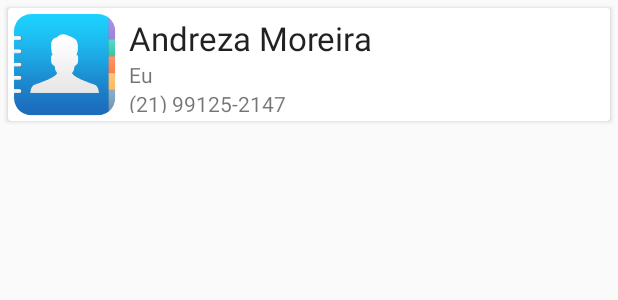
After one commit to htmlandreza/agenda-android, an Android app: the layout celula_contato.xml on its own in the app's theme, with its tools: preview values and no code run, on a phone screen of 412 x 824 dp. The commit adds this screen. Shown: the top 300 px of the screen. Run offline under Robolectric (Android 15) with nearby library versions, the phone set to English and light mode, and no system bars.

Commit message:
Criando célula  customizada

```diff
--- a/app/build.gradle
+++ b/app/build.gradle
@@ -26,4 +26,6 @@ dependencies {
     testImplementation 'junit:junit:4.12'
     androidTestImplementation 'com.android.support.test:runner:1.0.2'
     androidTestImplementation 'com.android.support.test.espresso:espresso-core:3.0.2'
+    implementation 'com.android.support:recyclerview-v7:27.1.1'
+    implementation 'com.android.support:cardview-v7:27.1.1'
 }
--- /dev/null
+++ b/app/src/main/res/layout/celula_contato.xml
@@ -0,0 +1,47 @@
+<?xml version="1.0" encoding="utf-8"?>
+<android.support.v7.widget.CardView xmlns:android="http://schemas.android.com/apk/res/android"
+    xmlns:app="http://schemas.android.com/apk/res-auto"
+    android:layout_width="match_parent"
+    android:layout_height="75dp"
+    android:layout_margin="5dp">
+
+
+    <LinearLayout
+        android:layout_width="match_parent"
+        android:layout_height="match_parent"
+        android:orientation="horizontal">
+
+        <ImageView
+            android:id="@+id/fotoImageView"
+            android:layout_width="75dp"
+            android:layout_height="75dp"
+            android:scaleType="centerCrop"
+            app:srcCompat="@drawable/contato" />
+
+        <LinearLayout
+            android:layout_width="match_parent"
+            android:layout_height="match_parent"
+            android:layout_margin="5dp"
+            android:orientation="vertical">
+
+            <TextView
+                android:id="@+id/textView"
+                android:layout_width="match_parent"
+                android:layout_height="wrap_content"
+                android:text="Andreza Moreira"
+                android:textAppearance="@android:style/TextAppearance.Material.Large" />
+
+            <TextView
+                android:id="@+id/referenciaTextView"
+                android:layout_width="match_parent"
+                android:layout_height="wrap_content"
+                android:text="Eu" />
+
+            <TextView
+                android:id="@+id/teefoneTextView"
+                android:layout_width="match_parent"
+                android:layout_height="wrap_content"
+                android:text="(21) 99125-2147" />
+        </LinearLayout>
+    </LinearLayout>
+</android.support.v7.widget.CardView>
```
Also changed, not shown: app/src/main/java/com/andrezamoreira/agendadecontatos/MainActivity.java (+16 -1 lines), app/src/main/res/layout/content_main.xml (+14 -8 lines).
